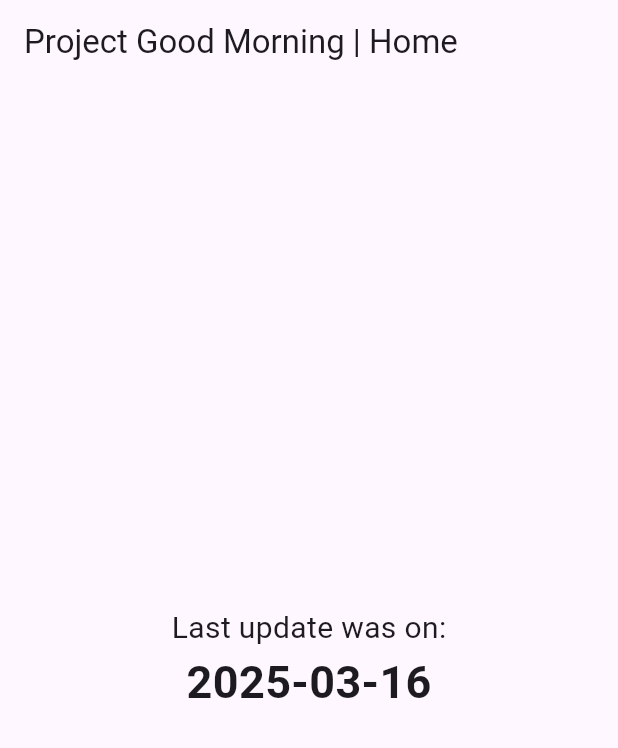
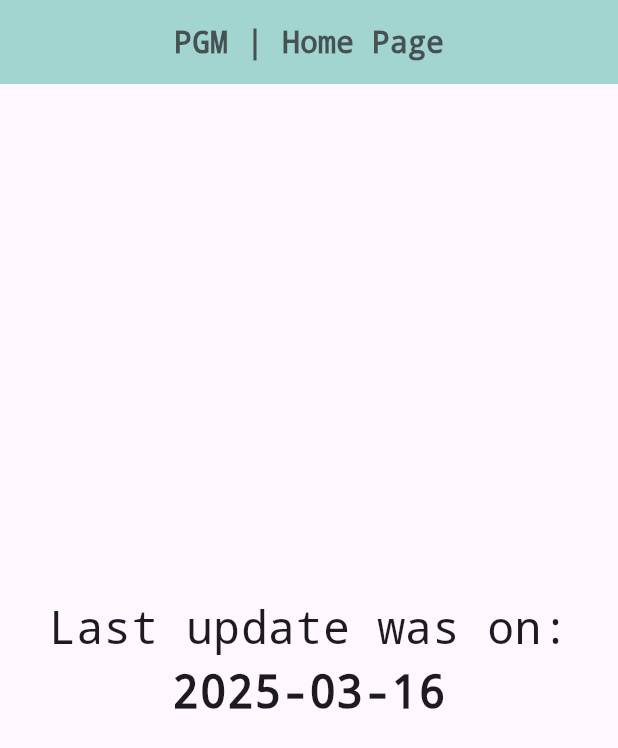
Before and after one commit to ProjectGoodMorning/pgm, a Flutter app: the screen it shows after launch, on a phone screen of 412 x 824 dp. Shown: the top 748 px of the screen. Run offline on Flutter 3.47's test engine with Material 3 defaults, Android fonts, the phone set to English and light mode, and no system bars; our stand-ins replace shared_preferences.

Commit message:
appbar design, font change

```diff
--- /dev/null
+++ b/lib/components/appbar.dart
@@ -0,0 +1,28 @@
+import 'package:flutter/material.dart';
+
+class MyAppBar extends StatelessWidget implements PreferredSizeWidget {
+  final String pageTitle;
+  const MyAppBar({super.key, required this.pageTitle});
+
+  @override
+  Widget build(BuildContext context) {
+    return ClipRRect(
+      child: AppBar(
+        title: Text(
+          'PGM | $pageTitle',
+          style: const TextStyle(
+              fontSize: 20,
+              fontWeight: FontWeight.bold,
+              fontFamily: 'Courier',
+              color: Color.fromARGB(189, 37, 37, 37)),
+        ),
+        backgroundColor:
+            const Color.fromARGB(219, 71, 177, 162).withOpacity(0.5),
+        centerTitle: true,
+      ),
+    );
+  }
+
+  @override
+  Size get preferredSize => const Size.fromHeight(kToolbarHeight);
+}
--- a/lib/main.dart
+++ b/lib/main.dart
@@ -1,6 +1,7 @@
 import 'package:flutter/material.dart';
 import 'package:shared_preferences/shared_preferences.dart';
 import 'dart:async';
+import 'components/appbar.dart';
 
 void main() {
   runApp(const MyApp());
@@ -55,20 +56,21 @@
   @override
   Widget build(BuildContext context) {
     return Scaffold(
-      appBar: AppBar(
-        title: const Text('Project Good Morning | Home'),
-      ),
+      appBar: const MyAppBar(pageTitle: "Home Page"),
       body: Center(
         child: Column(
           mainAxisAlignment: MainAxisAlignment.center,
           children: <Widget>[
             const Text(
               'Last update was on:',
-              style: TextStyle(fontSize: 20),
+              style: TextStyle(fontSize: 30, fontFamily: "Courier"),
             ),
             Text(
               lastUpdated,
-              style: const TextStyle(fontSize: 30, fontWeight: FontWeight.bold),
+              style: const TextStyle(
+                  fontSize: 30,
+                  fontWeight: FontWeight.bold,
+                  fontFamily: "Courier"),
             ),
           ],
         ),
```
